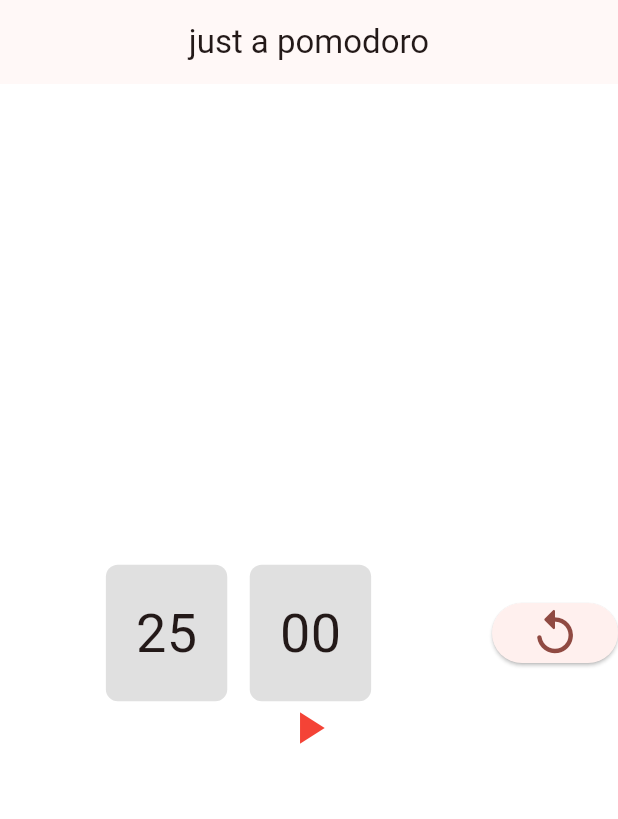
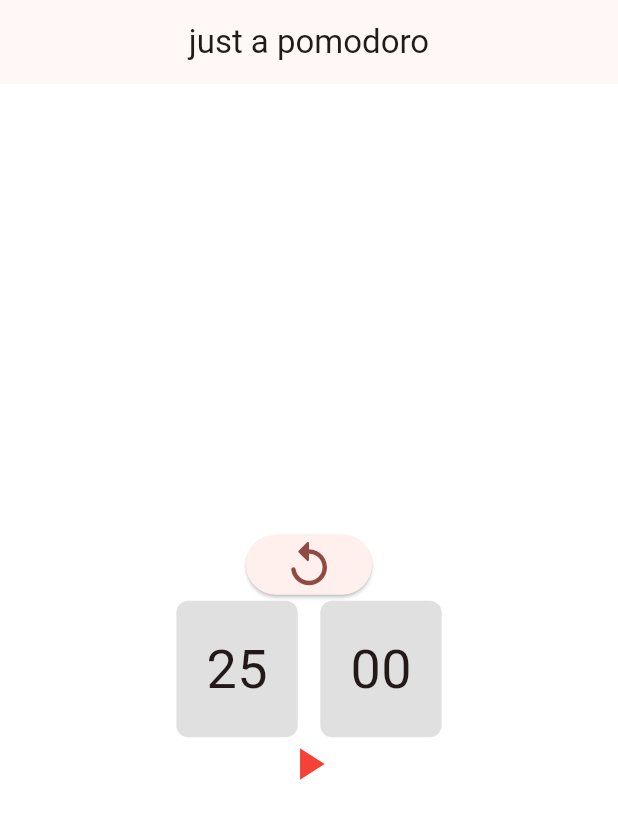
Before and after one commit to HypnosCicero/just_a_pomodoro, a Flutter app: the screen it shows after launch, on a phone screen of 412 x 824 dp. Shown: the top 819 px of the screen. Run offline on Flutter 3.47's test engine with Material 3 defaults, Android fonts, the phone set to English and light mode, and no system bars.

Commit message:
feat(main):change the main layout.

```diff
--- a/lib/main.dart
+++ b/lib/main.dart
@@ -124,13 +124,11 @@ class _ClockBlockState extends State<ClockBlock> {
       child: Column(
         mainAxisAlignment: MainAxisAlignment.center,
         children: [
-          Row (
+          Row(
             mainAxisAlignment: MainAxisAlignment.center,
+            mainAxisSize: MainAxisSize.min,
             children: [
-              Expanded(child: TimeBlock(minutes: _minutes ,seconds: _seconds),),
-              Padding(
-                padding: EdgeInsets.only(left: 10),
-                child: ElevatedButton(
+              ElevatedButton(
                 onPressed: () {
                   _initTimes();
                 },
@@ -139,7 +137,13 @@ class _ClockBlockState extends State<ClockBlock> {
                   Icons.replay_rounded
                   ),
                 ),
-              )
+            ],
+          ),
+          Row (
+            mainAxisAlignment: MainAxisAlignment.center,
+            children: [
+              TimeBlock(minutes: _minutes ,seconds: _seconds),
+
             ]
           ),
           Row(
```
